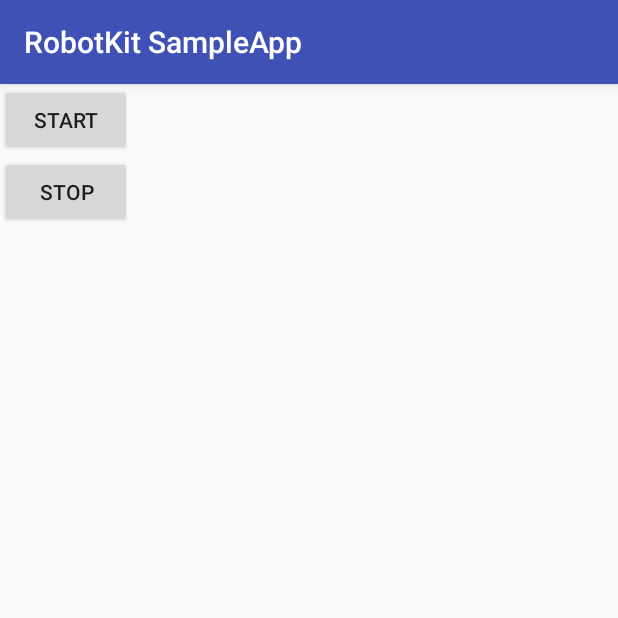
After one commit to ghostwan/robotkit, an Android app: the TestActivity screen opened directly, with no data from a screen before it, on a phone screen of 412 x 824 dp, the top half of it. The commit adds this screen. Run offline under Robolectric (Android 15) with nearby library versions, the phone set to English and light mode, and no system bars.

Commit message:
Fix restore Discussion if bookmark empty and update sample with sound

```diff
--- a/library/src/main/java/com/ghostwan/robotkit/robot/pepper/MyPepper.kt
+++ b/library/src/main/java/com/ghostwan/robotkit/robot/pepper/MyPepper.kt
@@ -247,9 +247,9 @@ class MyPepper(activity: Activity) : Pepper {
         gotoBookmark.let {
             discuss.setOnStartedListener {
                 ui {
+                    onStart?.invoke()
                     val bookmark = topicSet[0].async().bookmarks.await()[gotoBookmark]
                     discuss.async().goToBookmarkedOutputUtterance(bookmark).await()
-                    onStart?.invoke()
                 }
             }
         }
@@ -284,9 +284,9 @@ class MyPepper(activity: Activity) : Pepper {
         startBookmark?.let {
             discuss?.async()?.setOnStartedListener {
                 ui {
+                    onStart?.invoke()
                     val bookmark = topics[discussion.mainTopic]?.async()?.bookmarks.await()[startBookmark]
                     discuss.async().goToBookmarkedOutputUtterance(bookmark).await()
-                    onStart?.invoke()
                 }
             }
         }
--- /dev/null
+++ b/sampleapp/src/main/java/com/ghostwan/robotkit/sampleapp/TestActivity.kt
@@ -0,0 +1,27 @@
+package com.ghostwan.robotkit.sampleapp
+
+import android.media.MediaPlayer
+import android.support.v7.app.AppCompatActivity
+import android.os.Bundle
+import android.view.View
+
+class TestActivity : AppCompatActivity() {
+
+    override fun onCreate(savedInstanceState: Bundle?) {
+        super.onCreate(savedInstanceState)
+        setContentView(R.layout.activity_test)
+    }
+
+    private lateinit var mPlayer: MediaPlayer
+
+    fun onStart(view: View) {
+        mPlayer = MediaPlayer.create(this, R.raw.intero1)
+        mPlayer.isLooping = true
+        mPlayer.start()
+
+    }
+
+    fun onStop(view: View) {
+        mPlayer.stop()
+    }
+}
--- /dev/null
+++ b/sampleapp/src/main/res/layout/activity_test.xml
@@ -0,0 +1,22 @@
+<?xml version="1.0" encoding="utf-8"?>
+<LinearLayout
+        xmlns:android="http://schemas.android.com/apk/res/android"
+        xmlns:tools="http://schemas.android.com/tools"
+        android:layout_width="match_parent"
+        android:orientation="vertical"
+        android:layout_height="match_parent"
+        tools:context=".TestActivity">
+<Button
+        android:text="Start"
+        android:onClick="onStart"
+        android:layout_width="wrap_content"
+        android:layout_height="wrap_content"/>
+
+    <Button
+            android:text="Stop"
+            android:onClick="onStop"
+            android:layout_width="wrap_content"
+            android:layout_height="wrap_content"/>
+
+
+</LinearLayout>
```
Also changed, not shown: library/src/main/java/com/ghostwan/robotkit/robot/pepper/object/Discussion.kt (+16 -5 lines), sampleapp/src/main/AndroidManifest.xml (+15 -5 lines), sampleapp/src/main/java/com/ghostwan/robotkit/sampleapp/ParentActivity.kt (+6 -3 lines), sampleapp/src/main/java/com/ghostwan/robotkit/sampleapp/scenario/DiscussActivity.kt (+18 -0 lines), 3 other files.
